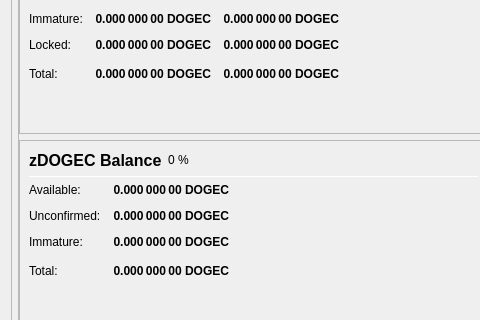
This is src/qt/forms/overviewpage.ui in dogecash/dogecash-old as Qt 5 draws it before an edit; both pictures show x 0 to 480 and y 438 to 758 of the 978 by 841 pixel window. The edited form follows.
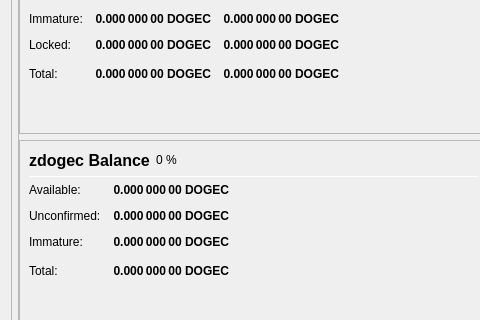
This is the edited form.

```diff
--- a/src/qt/forms/overviewpage.ui
+++ b/src/qt/forms/overviewpage.ui
@@ -852,7 +852,7 @@
                           </font>
                          </property>
                          <property name="text">
-                          <string>zDOGEC Balance</string>
+                          <string>zdogec Balance</string>
                          </property>
                         </widget>
                        </item>
```
Left out of the diff: 14 changed lines with no effect on the pictures.
